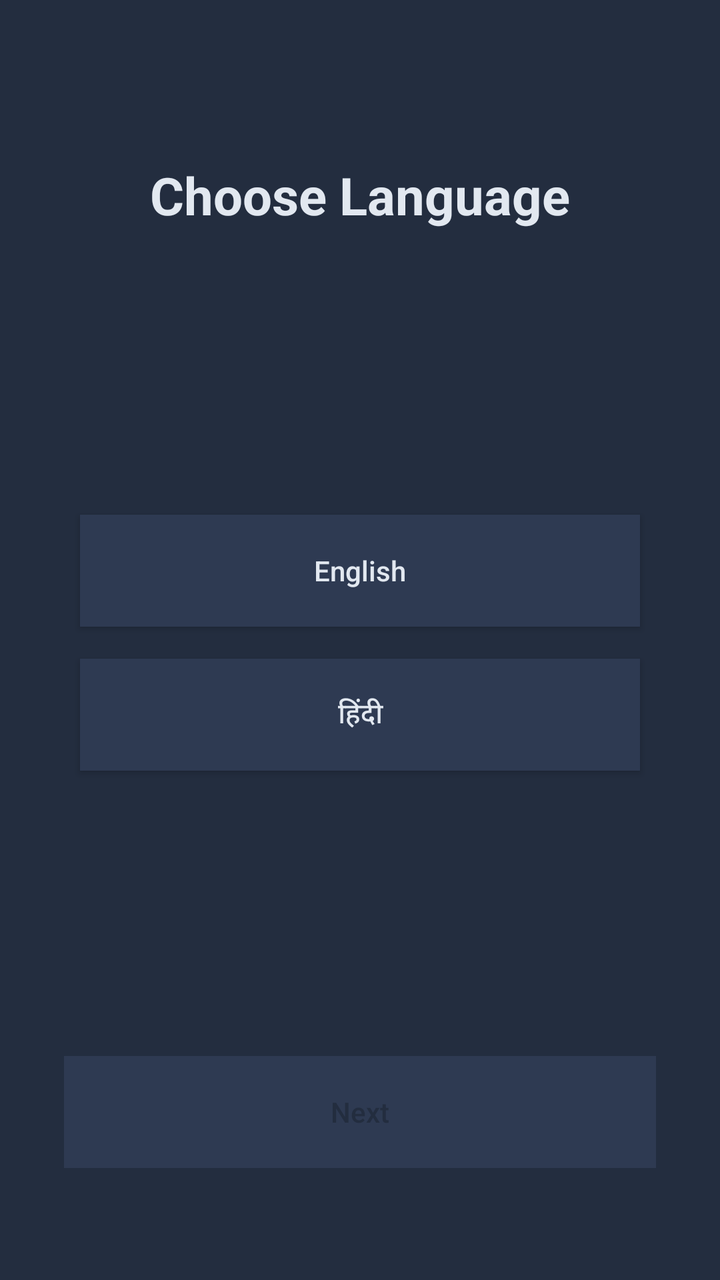
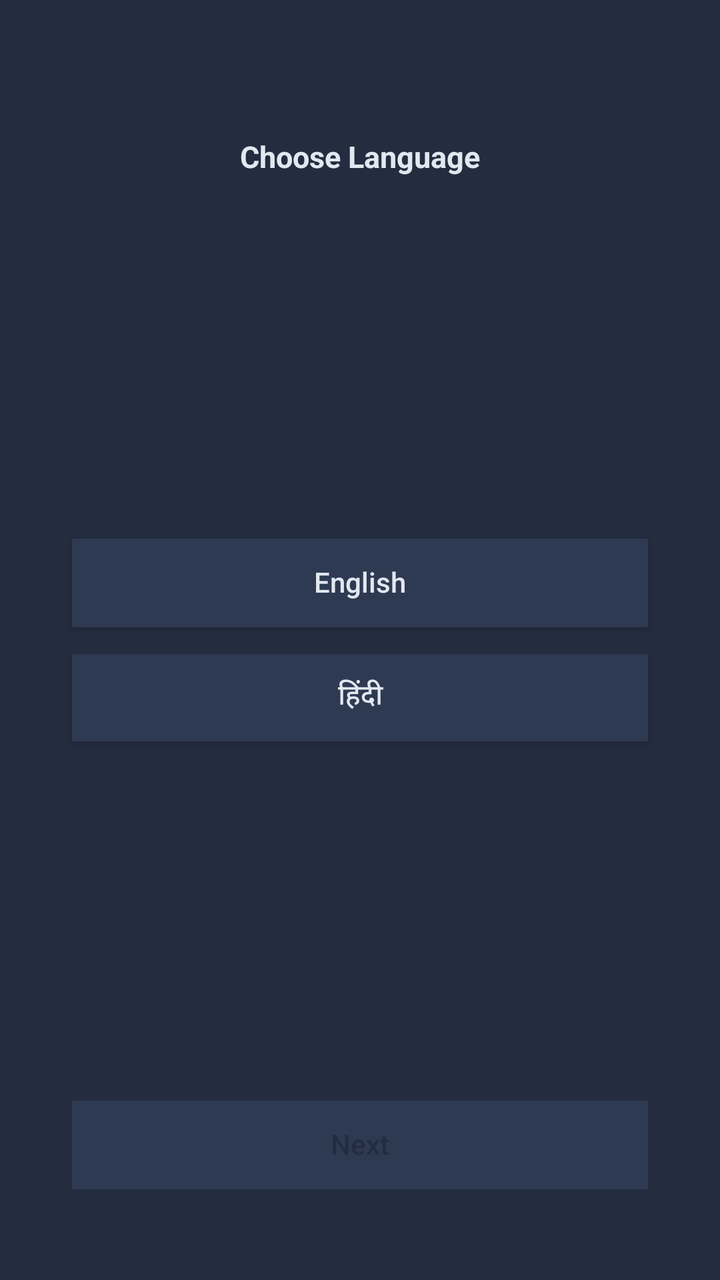

Before-and-after screenshots of an Android layout around one commit, followed by the original layout XML and the change that was made.
<!-- AndroidManifest.xml: activity theme Theme.NihalHome -->
<!-- res/layout/activity_language_selection.xml -->
<?xml version="1.0" encoding="utf-8"?>
<LinearLayout xmlns:android="http://schemas.android.com/apk/res/android"
    android:layout_width="match_parent"
    android:layout_height="match_parent"
    android:orientation="vertical"
    android:background="@color/onboarding_background"
    android:padding="32dp">

    <TextView
        android:id="@+id/textChooseLanguage"
        android:layout_width="wrap_content"
        android:layout_height="wrap_content"
        android:layout_gravity="center_horizontal"
        android:layout_marginTop="48dp"
        android:text="@string/choose_language_title"
        android:textColor="@color/onboarding_heading"
        android:textSize="26sp"
        android:textStyle="bold" />

    <LinearLayout
        android:layout_width="match_parent"
        android:layout_height="0dp"
        android:layout_weight="1"
        android:orientation="vertical"
        android:gravity="center">

        <Button
            android:id="@+id/buttonEnglish"
            android:layout_width="match_parent"
            android:layout_height="56dp"
            android:layout_marginHorizontal="8dp"
            android:layout_marginBottom="16dp"
            android:background="@color/onboarding_button_unselected"
            android:text="@string/language_english"
            android:textColor="@color/onboarding_heading"
            android:textAllCaps="false"
            android:elevation="0dp" />

        <Button
            android:id="@+id/buttonHindiUrdu"
            android:layout_width="match_parent"
            android:layout_height="56dp"
            android:layout_marginHorizontal="8dp"
            android:background="@color/onboarding_button_unselected"
            android:text="@string/language_hindi_urdu"
            android:textColor="@color/onboarding_heading"
            android:textAllCaps="false"
            android:elevation="0dp" />

    </LinearLayout>

    <Button
        android:id="@+id/buttonNext"
        android:layout_width="match_parent"
        android:layout_height="56dp"
        android:layout_marginBottom="24dp"
        android:background="@color/onboarding_button_unselected"
        android:enabled="false"
        android:text="@string/action_next"
        android:textColor="@color/onboarding_button_text"
        android:textAllCaps="false"
        android:elevation="0dp" />

</LinearLayout>
<!-- resources referenced by this layout -->
<resources>
  <color name="onboarding_background">#232D3F</color>
  <color name="onboarding_button_text">#232D3F</color>
  <color name="onboarding_button_unselected">#2E3A52</color>
  <color name="onboarding_heading">#E2E8F0</color>
  <string name="action_next">Next</string>
  <string name="choose_language_title">Choose Language</string>
  <string name="language_english">English</string>
  <string name="language_hindi_urdu">हिंदी</string>
  <style name="Theme.NihalHome" parent="android:Theme.Material.Light.NoActionBar">
          <item name="android:windowBackground">@android:color/white</item>
          <item name="android:statusBarColor">@android:color/white</item>
          <item name="android:navigationBarColor">@android:color/white</item>
          <item name="android:windowLightStatusBar">true</item>
      </style>
</resources>

<!-- the commit's change to res/layout/activity_language_selection.xml (unified diff, before → after) -->
@@ -1,64 +1,175 @@
 <?xml version="1.0" encoding="utf-8"?>
-<LinearLayout xmlns:android="http://schemas.android.com/apk/res/android"
+<androidx.constraintlayout.widget.ConstraintLayout
+    xmlns:android="http://schemas.android.com/apk/res/android"
+    xmlns:app="http://schemas.android.com/apk/res-auto"
     android:layout_width="match_parent"
     android:layout_height="match_parent"
-    android:orientation="vertical"
-    android:background="@color/onboarding_background"
-    android:padding="32dp">
+    android:background="@color/onboarding_background">
 
-    <TextView
-        android:id="@+id/textChooseLanguage"
+    
+    <androidx.constraintlayout.widget.Guideline
+        android:id="@+id/guideTitleTop"
         android:layout_width="wrap_content"
         android:layout_height="wrap_content"
-        android:layout_gravity="center_horizontal"
-        android:layout_marginTop="48dp"
+        android:orientation="horizontal"
+        app:layout_constraintGuide_percent="0.109" />
+
+    <androidx.constraintlayout.widget.Guideline
+        android:id="@+id/guideTitleBottom"
+        android:layout_width="wrap_content"
+        android:layout_height="wrap_content"
+        android:orientation="horizontal"
+        app:layout_constraintGuide_percent="0.138" />
+
+    <androidx.constraintlayout.widget.Guideline
+        android:id="@+id/guideEnglishTop"
+        android:layout_width="wrap_content"
+        android:layout_height="wrap_content"
+        android:orientation="horizontal"
+        app:layout_constraintGuide_percent="0.421" />
+
+    <androidx.constraintlayout.widget.Guideline
+        android:id="@+id/guideEnglishBottom"
+        android:layout_width="wrap_content"
+        android:layout_height="wrap_content"
+        android:orientation="horizontal"
+        app:layout_constraintGuide_percent="0.490" />
+
+    <androidx.constraintlayout.widget.Guideline
+        android:id="@+id/guideHindiTop"
+        android:layout_width="wrap_content"
+        android:layout_height="wrap_content"
+        android:orientation="horizontal"
+        app:layout_constraintGuide_percent="0.511" />
+
+    <androidx.constraintlayout.widget.Guideline
+        android:id="@+id/guideHindiBottom"
+        android:layout_width="wrap_content"
+        android:layout_height="wrap_content"
+        android:orientation="horizontal"
+        app:layout_constraintGuide_percent="0.579" />
+
+    <androidx.constraintlayout.widget.Guideline
+        android:id="@+id/guideNextTop"
+        android:layout_width="wrap_content"
+        android:layout_height="wrap_content"
+        android:orientation="horizontal"
+        app:layout_constraintGuide_percent="0.860" />
+
+    <androidx.constraintlayout.widget.Guideline
+        android:id="@+id/guideNextBottom"
+        android:layout_width="wrap_content"
+        android:layout_height="wrap_content"
+        android:orientation="horizontal"
+        app:layout_constraintGuide_percent="0.929" />
+
+    
+    <androidx.constraintlayout.widget.Guideline
+        android:id="@+id/guideLeft"
+        android:layout_width="wrap_content"
+        android:layout_height="wrap_content"
+        android:orientation="vertical"
+        app:layout_constraintGuide_percent="0.10" />
+
+    <androidx.constraintlayout.widget.Guideline
+        android:id="@+id/guideRight"
+        android:layout_width="wrap_content"
+        android:layout_height="wrap_content"
+        android:orientation="vertical"
+        app:layout_constraintGuide_percent="0.90" />
+
+    
+    <androidx.appcompat.widget.AppCompatTextView
+        android:id="@+id/textChooseLanguage"
+        android:layout_width="0dp"
+        android:layout_height="0dp"
         android:text="@string/choose_language_title"
         android:textColor="@color/onboarding_heading"
-        android:textSize="26sp"
-        android:textStyle="bold" />
+        android:textStyle="bold"
+        android:gravity="center"
+        android:maxLines="1"
+        android:includeFontPadding="false"
+        android:ellipsize="none"
+        app:autoSizeTextType="uniform"
+        app:autoSizeMinTextSize="1sp"
+        app:autoSizeMaxTextSize="26sp"
+        app:autoSizeStepGranularity="1sp"
+        app:layout_constraintStart_toStartOf="@id/guideLeft"
+        app:layout_constraintEnd_toEndOf="@id/guideRight"
+        app:layout_constraintTop_toTopOf="@id/guideTitleTop"
+        app:layout_constraintBottom_toBottomOf="@id/guideTitleBottom" />
 
-    <LinearLayout
-        android:layout_width="match_parent"
+    <Button
+        android:id="@+id/buttonEnglish"
+        android:layout_width="0dp"
         android:layout_height="0dp"
-        android:layout_weight="1"
-        android:orientation="vertical"
-        android:gravity="center">
+        android:minWidth="0dp"
+        android:minHeight="0dp"
+        android:paddingVertical="0dp"
+        android:background="@color/onboarding_button_unselected"
+        android:text="@string/language_english"
+        android:textColor="@color/onboarding_heading"
+        android:textAllCaps="false"
+        android:gravity="center"
+        android:maxLines="1"
+        android:includeFontPadding="false"
+        android:elevation="0dp"
+        app:autoSizeTextType="uniform"
+        app:autoSizeMinTextSize="1sp"
+        app:autoSizeMaxTextSize="16sp"
+        app:autoSizeStepGranularity="1sp"
+        app:layout_constraintStart_toStartOf="@id/guideLeft"
+        app:layout_constraintEnd_toEndOf="@id/guideRight"
+        app:layout_constraintTop_toTopOf="@id/guideEnglishTop"
+        app:layout_constraintBottom_toBottomOf="@id/guideEnglishBottom" />
 
-        <Button
-            android:id="@+id/buttonEnglish"
-            android:layout_width="match_parent"
-            android:layout_height="56dp"
-            android:layout_marginHorizontal="8dp"
-            android:layout_marginBottom="16dp"
-            android:background="@color/onboarding_button_unselected"
-            android:text="@string/language_english"
-            android:textColor="@color/onboarding_heading"
-            android:textAllCaps="false"
-            android:elevation="0dp" />
-
-        <Button
-            android:id="@+id/buttonHindiUrdu"
-            android:layout_width="match_parent"
-            android:layout_height="56dp"
-            android:layout_marginHorizontal="8dp"
-            android:background="@color/onboarding_button_unselected"
-            android:text="@string/language_hindi_urdu"
-            android:textColor="@color/onboarding_heading"
-            android:textAllCaps="false"
-            android:elevation="0dp" />
-
-    </LinearLayout>
+    <Button
+        android:id="@+id/buttonHindiUrdu"
+        android:layout_width="0dp"
+        android:layout_height="0dp"
+        android:minWidth="0dp"
+        android:minHeight="0dp"
+        android:paddingVertical="0dp"
+        android:background="@color/onboarding_button_unselected"
+        android:text="@string/language_hindi_urdu"
+        android:textColor="@color/onboarding_heading"
+        android:textAllCaps="false"
+        android:gravity="center"
+        android:maxLines="1"
+        android:includeFontPadding="false"
+        android:elevation="0dp"
+        app:autoSizeTextType="uniform"
+        app:autoSizeMinTextSize="1sp"
+        app:autoSizeMaxTextSize="16sp"
+        app:autoSizeStepGranularity="1sp"
+        app:layout_constraintStart_toStartOf="@id/guideLeft"
+        app:layout_constraintEnd_toEndOf="@id/guideRight"
+        app:layout_constraintTop_toTopOf="@id/guideHindiTop"
+        app:layout_constraintBottom_toBottomOf="@id/guideHindiBottom" />
 
     <Button
         android:id="@+id/buttonNext"
-        android:layout_width="match_parent"
-        android:layout_height="56dp"
-        android:layout_marginBottom="24dp"
+        android:layout_width="0dp"
+        android:layout_height="0dp"
+        android:minWidth="0dp"
+        android:minHeight="0dp"
+        android:paddingVertical="0dp"
         android:background="@color/onboarding_button_unselected"
         android:enabled="false"
         android:text="@string/action_next"
         android:textColor="@color/onboarding_button_text"
         android:textAllCaps="false"
-        android:elevation="0dp" />
+        android:gravity="center"
+        android:maxLines="1"
+        android:includeFontPadding="false"
+        android:elevation="0dp"
+        app:autoSizeTextType="uniform"
+        app:autoSizeMinTextSize="1sp"
+        app:autoSizeMaxTextSize="16sp"
+        app:autoSizeStepGranularity="1sp"
+        app:layout_constraintStart_toStartOf="@id/guideLeft"
+        app:layout_constraintEnd_toEndOf="@id/guideRight"
+        app:layout_constraintTop_toTopOf="@id/guideNextTop"
+        app:layout_constraintBottom_toBottomOf="@id/guideNextBottom" />
 
-</LinearLayout>
+</androidx.constraintlayout.widget.ConstraintLayout>
